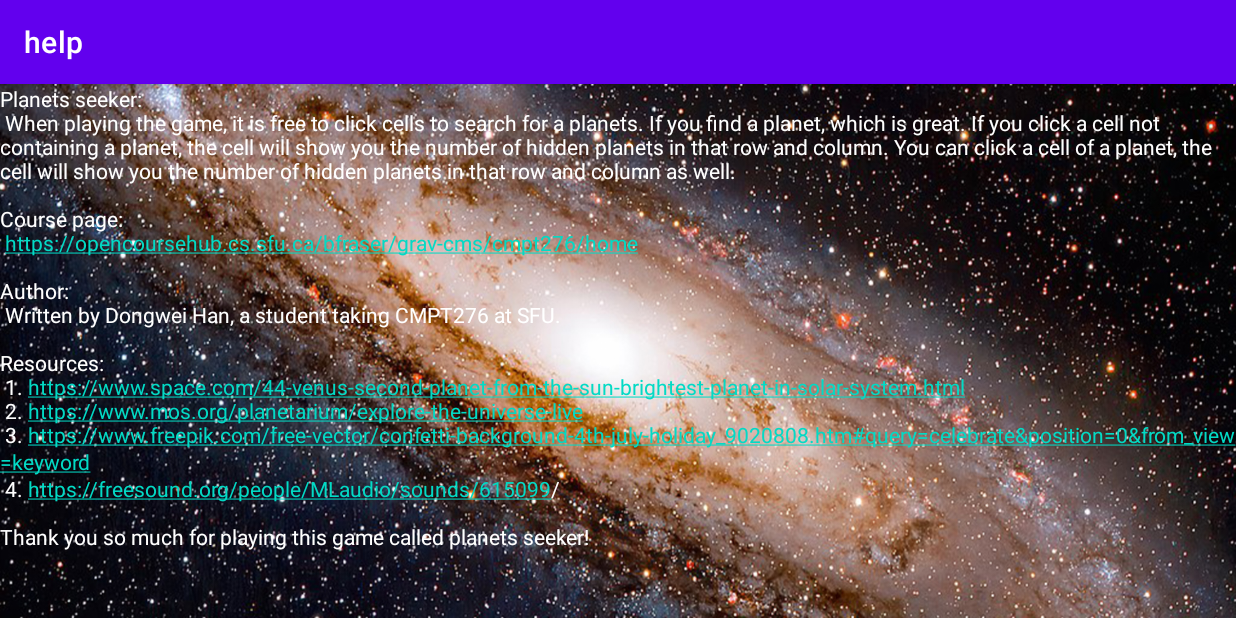
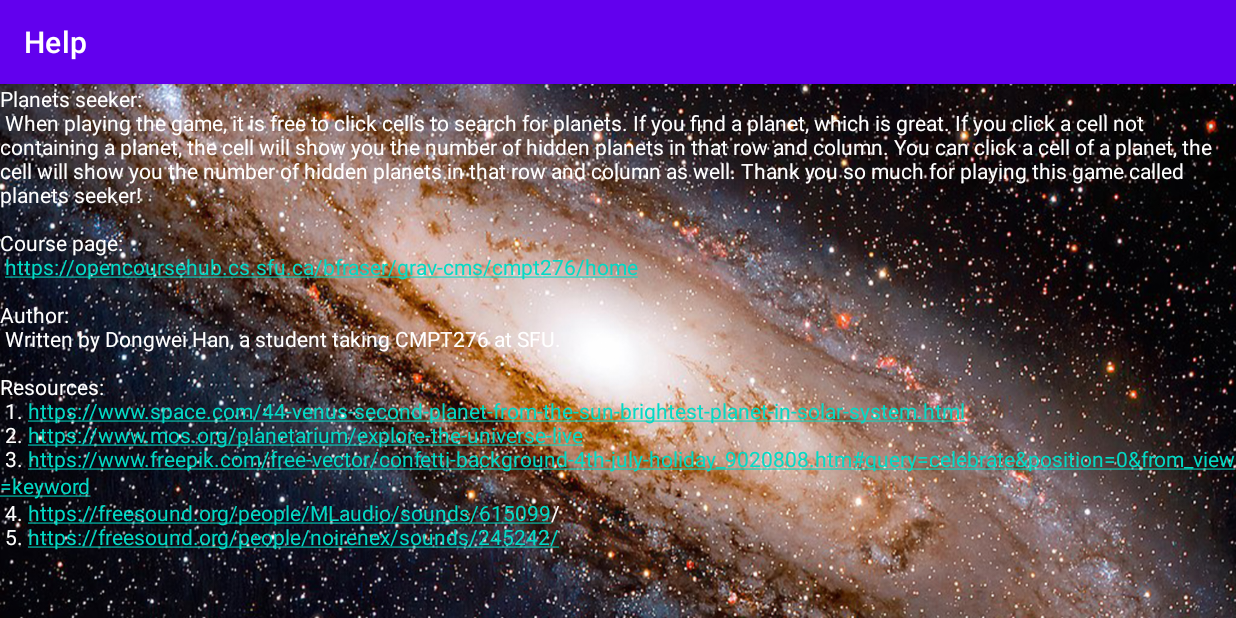
Before and after one commit to DavisH999/Planet_Seeker, an Android app: the HelpActivity screen opened directly, with no data from a screen before it, on a phone screen of 824 x 412 dp (held sideways). Run offline under Robolectric (Android 15) with nearby library versions, the phone set to English and light mode, and no system bars.

Commit message:
Improve user interface.

```diff
--- a/app/src/main/java/ca/cmpt276/cmpt276assignment3/HelpActivity.java
+++ b/app/src/main/java/ca/cmpt276/cmpt276assignment3/HelpActivity.java
@@ -13,7 +13,6 @@ public class HelpActivity extends AppCompatActivity {
     public String COURSE;
     public String AUTHOR;
     public String RES;
-    public String THANKS;
     private String HELP;
 
     @Override
@@ -32,9 +31,8 @@ public class HelpActivity extends AppCompatActivity {
         COURSE = getString(R.string.course);
         AUTHOR = getString(R.string.author);
         RES = getString(R.string.res);
-        THANKS = getString(R.string.thanks);
 
-        String info  = INTRO + "\n" + COURSE + "\n" + AUTHOR + "\n" + RES + "\n"+ THANKS;
+        String info  = INTRO + "\n" + COURSE + "\n" + AUTHOR + "\n" + RES;
         tv_help.setText(info);
     }
 
--- a/app/src/main/res/values/strings.xml
+++ b/app/src/main/res/values/strings.xml
@@ -1,9 +1,10 @@
 <resources>
     <string name="app_name">CMPT276 Assignment3</string>
     <string name="intro">"Planets seeker:\n"
-            "When playing the game, it is free to click cells to search for a planets. If you find a planet, which is great."
+            "When playing the game, it is free to click cells to search for planets. If you find a planet, which is great."
             "If you click a cell not containing a planet, the cell will show you the number of hidden planets in that row and column."
-            "You can click a cell of a planet, the cell will show you the number of hidden planets in that row and column as well.\n"</string>
+            "You can click a cell of a planet, the cell will show you the number of hidden planets in that row and column as well."
+            "Thank you so much for playing this game called planets seeker!\n"</string>
     <string name="course">"Course page:\n"
             "https://opencoursehub.cs.sfu.ca/bfraser/grav-cms/cmpt276/home\n"</string>
     <string name="author">"Author:\n"
@@ -12,9 +13,9 @@
             "1. https://www.space.com/44-venus-second-planet-from-the-sun-brightest-planet-in-solar-system.html\n"
             "2. https://www.mos.org/planetarium/explore-the-universe-live\n"
             "3. https://www.freepik.com/free-vector/confetti-background-4th-july-holiday_9020808.htm#query=celebrate&amp;position=0&amp;from_view=keyword\n"
-            "4. https://freesound.org/people/MLaudio/sounds/615099/\n"</string>
-    <string name="thanks">"Thank you so much for playing this game called planets seeker!\n"</string>
-    <string name="help">help</string>
+            "4. https://freesound.org/people/MLaudio/sounds/615099/\n"
+            "5. https://freesound.org/people/noirenex/sounds/245242/\n"</string>
+    <string name="help">Help</string>
     <string name="play_game">Play game</string>
     <string name="options">Options</string>
     <string name="main_menu">Main Menu</string>
```
